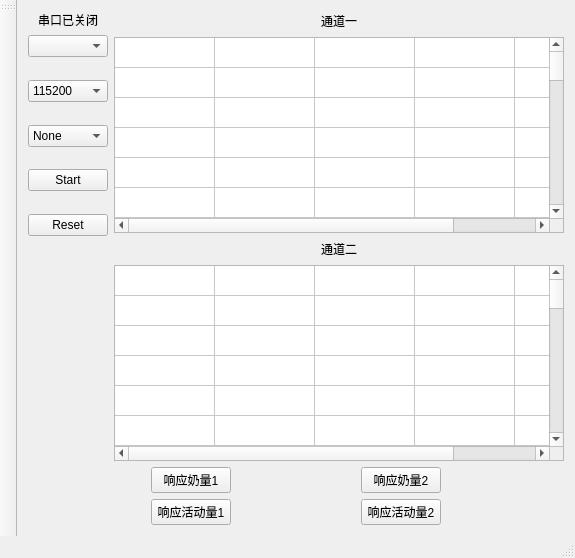
Above: mainwindow.ui from DaQuiTree/ComSimulator before the change. Below: the same form after it.
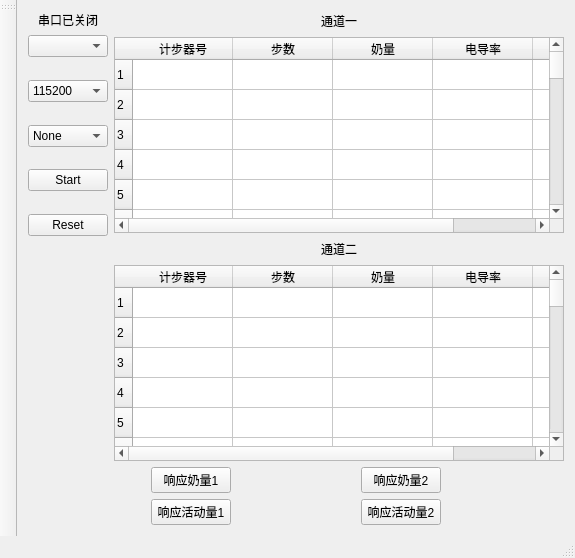
That is the form after the change.

What changed in the file:
```diff
--- a/mainwindow.ui
+++ b/mainwindow.ui
@@ -224,7 +224,7 @@
              </layout>
             </item>
             <item>
-             <widget class="QTableWidget" name="panelTable_2">
+             <widget class="QTableWidget" name="panelTable">
               <property name="minimumSize">
                <size>
                 <width>441</width>
@@ -250,7 +250,7 @@
                <number>5</number>
               </property>
               <attribute name="horizontalHeaderVisible">
-               <bool>false</bool>
+               <bool>true</bool>
               </attribute>
               <attribute name="horizontalHeaderCascadingSectionResizes">
                <bool>false</bool>
@@ -259,7 +259,7 @@
                <bool>false</bool>
               </attribute>
               <attribute name="verticalHeaderVisible">
-               <bool>false</bool>
+               <bool>true</bool>
               </attribute>
               <attribute name="verticalHeaderShowSortIndicator" stdset="0">
                <bool>false</bool>
@@ -402,7 +402,7 @@
              </layout>
             </item>
             <item>
-             <widget class="QTableWidget" name="panelTable">
+             <widget class="QTableWidget" name="panelTable_2">
               <property name="minimumSize">
                <size>
                 <width>441</width>
@@ -428,7 +428,7 @@
                <number>5</number>
               </property>
               <attribute name="horizontalHeaderVisible">
-               <bool>false</bool>
+               <bool>true</bool>
               </attribute>
               <attribute name="horizontalHeaderCascadingSectionResizes">
                <bool>false</bool>
@@ -437,7 +437,7 @@
                <bool>false</bool>
               </attribute>
               <attribute name="verticalHeaderVisible">
-               <bool>false</bool>
+               <bool>true</bool>
               </attribute>
               <attribute name="verticalHeaderShowSortIndicator" stdset="0">
                <bool>false</bool>
```
Left out of the diff: 7 changed lines with no effect on the pictures.
